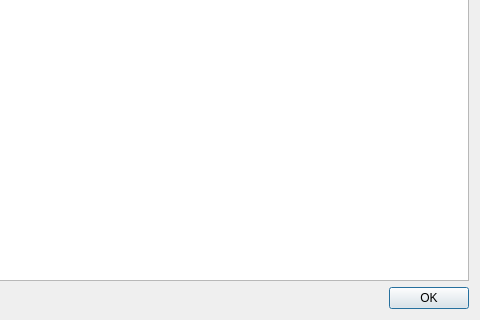
The window that src/modeldialog/descriptiondialog.ui (GAMS-dev/studio) describes before a commit, drawn with Qt 5; both pictures show x 160 to 640 and y 160 to 480 of the 640 by 480 pixel window.
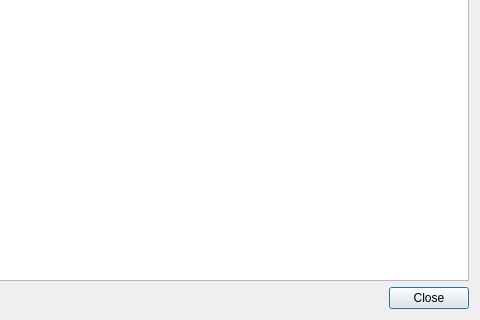
The same window after the commit.

```diff
--- a/src/modeldialog/descriptiondialog.ui
+++ b/src/modeldialog/descriptiondialog.ui
@@ -39,7 +39,7 @@
      <item>
       <widget class="QPushButton" name="okButton">
        <property name="text">
-        <string>OK</string>
+        <string>Close</string>
        </property>
       </widget>
      </item>
```
Left out of the diff: 2 changed lines with no effect on the pictures.
